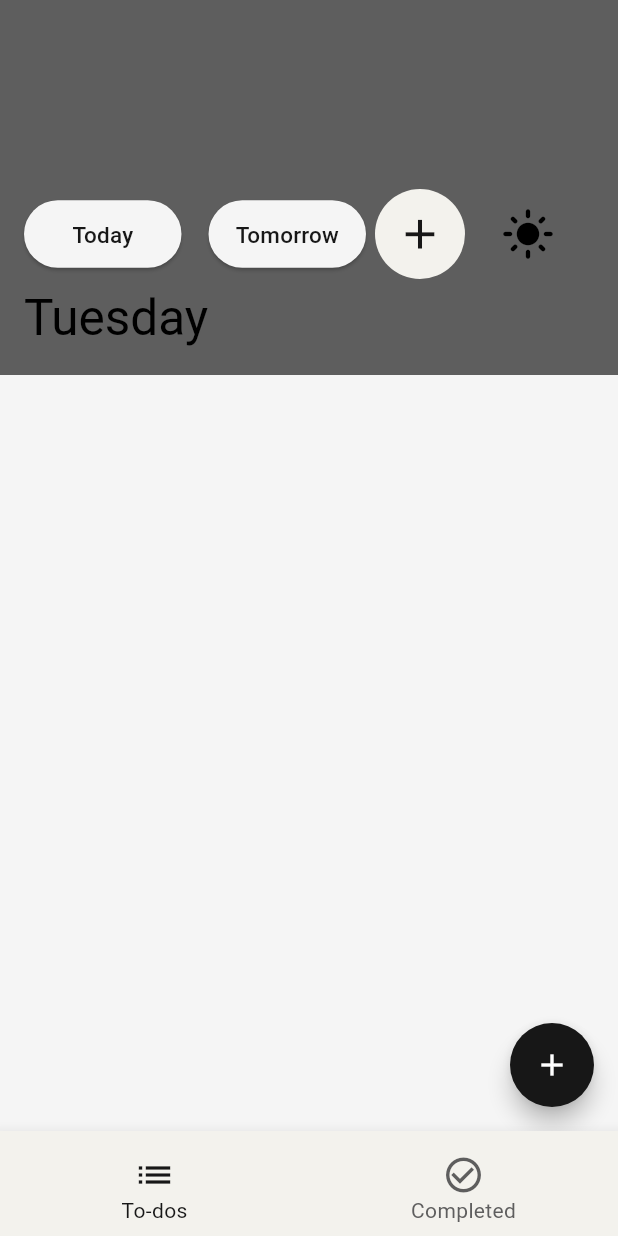
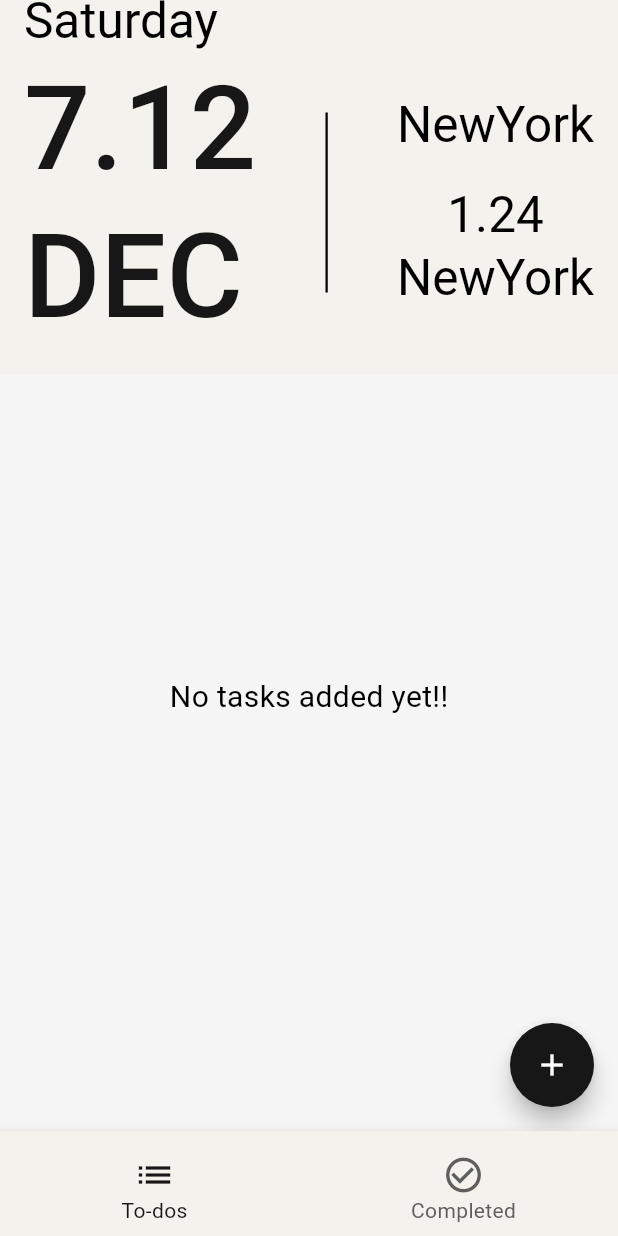
Before and after one commit to TEJAS-SAI-PRASHAD-K/To-do-List-App, a Flutter app: the screen it shows after launch, on a phone screen of 412 x 824 dp. Run offline on Flutter 3.47's test engine with Material 3 defaults, Android fonts, the phone set to English and light mode, and no system bars; our stand-ins replace flutter_riverpod, hive, hive_flutter; accounts and stored records are empty; Roboto replaces fonts that are missing (Poppins).

```diff
--- a/lib/pages/home_page.dart
+++ b/lib/pages/home_page.dart
@@ -3,8 +3,7 @@ import 'package:first_1_flutter_application/utils/hive/boxes.dart';
 import 'package:first_1_flutter_application/widgets/to_do_tile.dart';
 import 'package:flutter/material.dart';
 import 'package:hive_flutter/hive_flutter.dart';
-
-import '../models/task.dart';
+import 'package:intl/intl.dart';
 import '../models/user.dart';
 import '../utils/others/check hive box.dart';
 import '../widgets/theme_switch_button.dart';
@@ -19,50 +18,7 @@ class HomePage extends StatefulWidget {
 }
 
 class _HomePageState extends State<HomePage> {
-  List<Task> tasks = [
-    Task(
-      title: "Complete Flutter project",
-      description: "Finish the UI and integrate the backend APIs.",
-      addedOn: "2024-11-20",
-      deadline: "2024-11-30",
-      taskCompleted: false,
-      label: "Personal",
-    ),
-    Task(
-      title: "Team meeting",
-      description: "Discuss project roadmap and key deliverables.",
-      addedOn: "2024-11-21",
-      deadline: "2024-11-24",
-      taskCompleted: true,
-      label: "Work",
-    ),
-    Task(
-      title: "Prepare presentation",
-      description:
-          "Create slides for the Suicide Prevention and Mental Health presentation.",
-      addedOn: "2024-11-22",
-      deadline: "2024-11-25",
-      taskCompleted: false,
-      label: "Work",
-    ),
-    Task(
-      title: "Submit expense report",
-      description:
-          "Compile and submit the monthly expense report to the finance team.",
-      addedOn: "2024-11-15",
-      deadline: "2024-11-26",
-      taskCompleted: true,
-      label: "Work",
-    ),
-    Task(
-      title: "Code review",
-      description: "Review the pull requests and provide feedback.",
-      addedOn: "2024-11-18",
-      deadline: "2024-11-24",
-      taskCompleted: false,
-      label: "Urgent",
-    ),
-  ];
+  DateTime today = DateTime.now();
 
   @override
   Widget build(BuildContext context) {
@@ -71,14 +27,15 @@ class _HomePageState extends State<HomePage> {
       floatingActionButton: FloatingActionButton(
         shape: const CircleBorder(),
         onPressed: () {
-          checkUserInHive();
+          Navigator.push(context,
+              MaterialPageRoute(builder: (builder) => const AddTaskPage()));
         },
         child: const Icon(Icons.add),
       ),
       body: CustomScrollView(
         slivers: [
           SliverAppBar(
-            backgroundColor: Theme.of(context).colorScheme.tertiary,
+            backgroundColor: Theme.of(context).colorScheme.secondary,
             expandedHeight: 250,
             elevation: 0,
             flexibleSpace: FlexibleSpaceBar(
@@ -89,61 +46,41 @@ class _HomePageState extends State<HomePage> {
                 crossAxisAlignment: CrossAxisAlignment.start,
                 mainAxisSize: MainAxisSize.min,
                 children: [
+                  Row(children: [Text(DateFormat('EEEE').format(today))]),
                   Row(
-                    mainAxisAlignment: MainAxisAlignment.start,
-                    crossAxisAlignment: CrossAxisAlignment.start,
+                    mainAxisAlignment: MainAxisAlignment.spaceBetween,
                     children: [
-                      ElevatedButton(
-                        style: ElevatedButton.styleFrom(
-                          minimumSize: const Size(70, 30),
-                          padding: const EdgeInsets.all(0),
-                          shape: RoundedRectangleBorder(
-                            borderRadius: BorderRadius.circular(40),
+                      Column(
+                        children: [
+                          Text(
+                            "${today.day}.${today.month}\n${DateFormat('MMM').format(today).toUpperCase()}",
+                            style: TextStyle(
+                              fontSize: 52,
+                              fontWeight: FontWeight.w500,
+                              color: Theme.of(context).colorScheme.primary,
+                            ),
                           ),
-                        ),
-                        onPressed: () {},
-                        child:
-                            const Text("Today", style: TextStyle(fontSize: 10)),
+                        ],
                       ),
-                      const SizedBox(
-                        width: 12,
+                      Container(
+                        margin: const EdgeInsets.symmetric(
+                            horizontal: 16), // Add spacing
+                        height: 80, // Adjust height as needed
+                        width: 1, // Thickness of the line
+                        color: Colors.black,
                       ),
-                      ElevatedButton(
-                        style: ElevatedButton.styleFrom(
-                          minimumSize: const Size(70, 30),
-                          padding: const EdgeInsets.all(0),
-                          shape: RoundedRectangleBorder(
-                            borderRadius: BorderRadius.circular(40),
+                      const Column(
+                        children: [
+                          Text("NewYork"),
+                          SizedBox(
+                            height: 12,
                           ),
-                        ),
-                        onPressed: () {},
-                        child: const Text("Tomorrow",
-                            style: TextStyle(fontSize: 10)),
-                      ),
-                      IconButton(
-                        style: IconButton.styleFrom(
-                            backgroundColor:
-                                Theme.of(context).colorScheme.secondary,
-                            shape: const CircleBorder(),
-                            padding: EdgeInsets.zero),
-                        icon: Icon(
-                          Icons.add,
-                          color: Theme.of(context).colorScheme.primary,
-                          size: 22,
-                        ),
-                        // splashRadius: 30,
-                        color: Colors.black,
-                        onPressed: () {
-                          Navigator.push(
-                              context,
-                              MaterialPageRoute(
-                                  builder: (builder) => const AddTaskPage()));
-                        },
-                      ),
-                      const ThemeSwitchButton(),
+                          Text("1.24"),
+                          Text("NewYork"),
+                        ],
+                      )
                     ],
                   ),
-                  const Text("Tuesday"),
                 ],
               ),
             ),
@@ -151,11 +88,43 @@ class _HomePageState extends State<HomePage> {
           ValueListenableBuilder<Box<User>>(
             valueListenable: Boxes.getUser().listenable(),
             builder: (context, box, _) {
-              final tasks = box.values.cast<User>().first.tasks;
+              if (box.isEmpty) {
+                return const SliverToBoxAdapter(
+                  child: Center(
+                    child: Column(
+                      mainAxisAlignment: MainAxisAlignment.center,
+                      children: [
+                        SizedBox(height: 200), // Add desired height here
+                        Text(
+                          "No tasks added yet!!",
+                          style: TextStyle(
+                              fontSize: 20, fontWeight: FontWeight.w400),
+                        )
+                      ],
+                    ),
+                  ),
+                );
+              }
+
+              // Safely get the first user
+              final user = box.values.first;
+              final tasks = user.tasks;
+
+              // Check if tasks are null or empty
               if (tasks == null || tasks.isEmpty) {
                 return const SliverToBoxAdapter(
                   child: Center(
-                    child: Text("No tasks added yet"),
+                    child: Column(
+                      mainAxisAlignment: MainAxisAlignment.center,
+                      children: [
+                        SizedBox(height: 200), // Add desired height here
+                        Text(
+                          "No tasks added yet!!",
+                          style: TextStyle(
+                              fontSize: 20, fontWeight: FontWeight.w400),
+                        )
+                      ],
+                    ),
                   ),
                 );
               }
--- a/lib/widgets/deadline_time.dart
+++ b/lib/widgets/deadline_time.dart
@@ -1,9 +1,7 @@
-import 'dart:async';
 import 'package:flutter/material.dart';
 
 class TaskDeadlineManager {
   static TaskDeadlineManager? _instance;
-  Timer? _refreshTimer;
 
   factory TaskDeadlineManager() {
     _instance ??= TaskDeadlineManager._internal();
@@ -39,8 +37,6 @@ class TaskDeadlineManager {
 }
 
 mixin TaskDeadlineRefreshMixin<T extends StatefulWidget> on State<T> {
-  final TaskDeadlineManager _deadlineManager = TaskDeadlineManager();
-
   void onDeadlineRefresh() {
     // Override this method in your widget to implement specific refresh logic
     setState(() {});
--- a/pubspec.yaml
+++ b/pubspec.yaml
@@ -40,6 +40,8 @@ dependencies:
   flutter_riverpod: ^2.6.1
   hive: ^2.2.3
   hive_flutter: ^1.1.0
+  intl: ^0.20.1
+  worldtime: ^1.3.0
 
 dev_dependencies:
   flutter_test:
```
Also changed, not shown: pubspec.lock, 6 other files.
